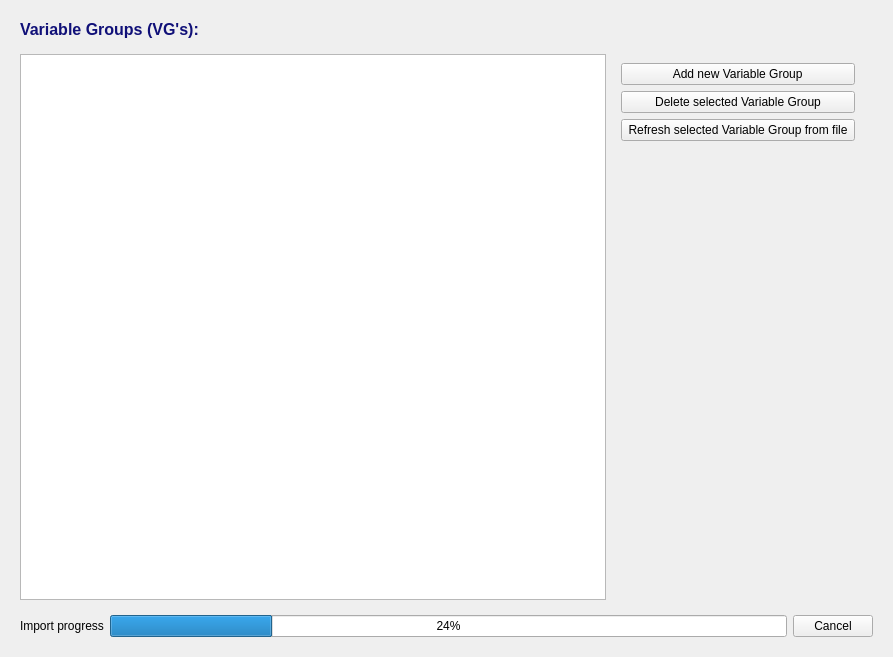
First picture: the form in NewGeneUI/NewGene/Widgets/ManageInput/VGs/newgenemanagevgs.ui, repository daniel347x/newgene, before the edit.
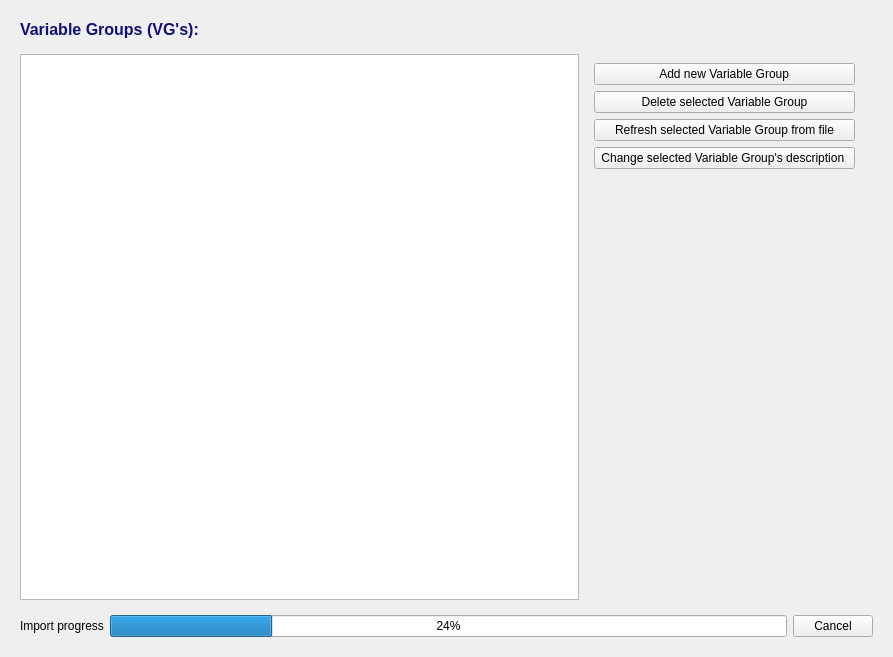
Second picture: the form after the edit.

Commit message: First pass on functionality to rename variable group description - still need to trigger refresh

```diff
--- a/NewGeneUI/NewGene/Widgets/ManageInput/VGs/newgenemanagevgs.ui
+++ b/NewGeneUI/NewGene/Widgets/ManageInput/VGs/newgenemanagevgs.ui
@@ -85,6 +85,13 @@
               </property>
              </widget>
             </item>
+            <item>
+             <widget class="QPushButton" name="pushButton_rename_vg">
+              <property name="text">
+               <string> Change selected Variable Group's description  </string>
+              </property>
+             </widget>
+            </item>
             <item>
              <spacer name="verticalSpacer">
               <property name="orientation">
```
The commit also changes 23 other files.
